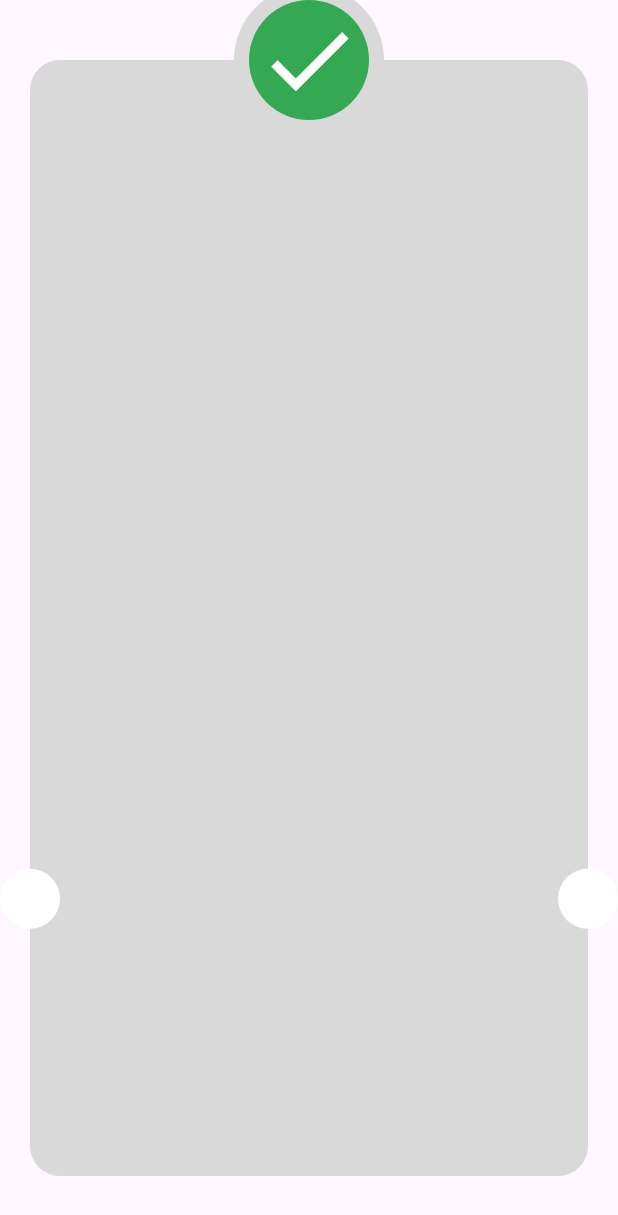
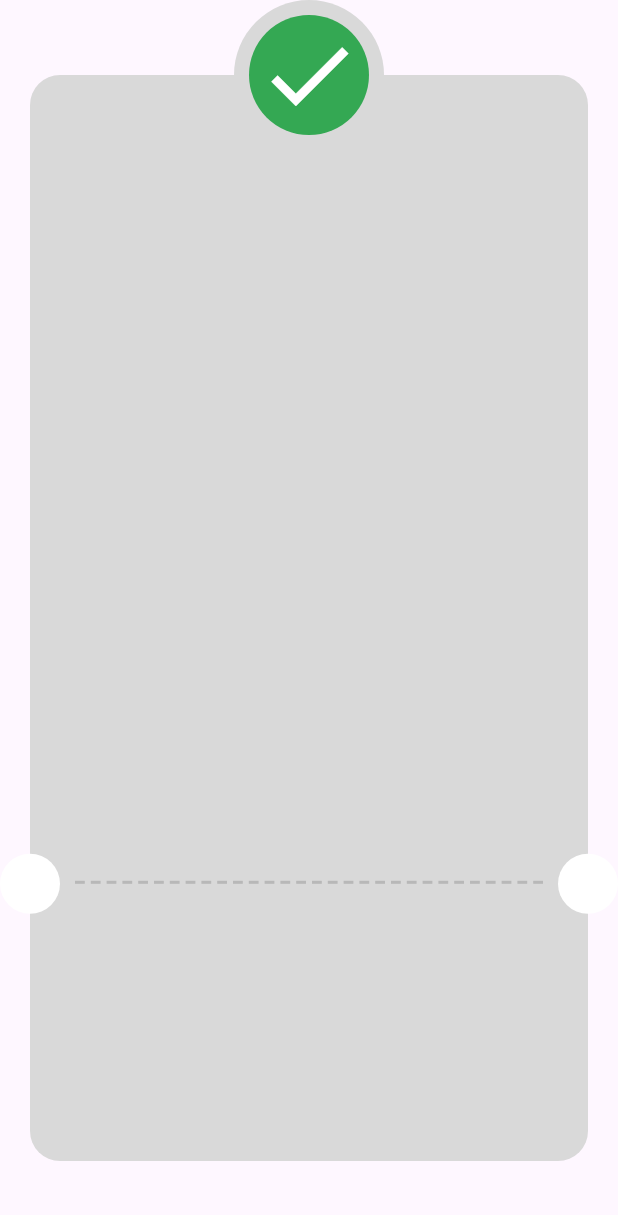
Before and after one commit to SalahYasser/checkout_payment_app, a Flutter app: the ThankYouView screen opened directly, on a phone screen of 412 x 824 dp. Shown: the top 1215 px of the screen. Run offline on Flutter 3.47's test engine with Material 3 defaults, Android fonts, the phone set to English and light mode, and no system bars; our stand-ins replace flutter_credit_card, flutter_svg.

Commit message:
add dashed line

```diff
--- a/lib/features/checkout/presentation/views/widgets/thank_you_view_body.dart
+++ b/lib/features/checkout/presentation/views/widgets/thank_you_view_body.dart
@@ -6,7 +6,7 @@ class ThankYouViewBody extends StatelessWidget {
   @override
   Widget build(BuildContext context) {
     return Padding(
-      padding: const EdgeInsets.symmetric(horizontal: 20, vertical: 40),
+      padding: const EdgeInsets.symmetric(horizontal: 20, vertical: 50),
       child: Stack(
         clipBehavior: Clip.none,
         children: [
@@ -15,6 +15,25 @@ class ThankYouViewBody extends StatelessWidget {
               color: Color(0xffD9D9D9),
               shape: RoundedRectangleBorder(
                 borderRadius: BorderRadius.circular(20),
+              ),
+            ),
+          ),
+          Positioned(
+            bottom: MediaQuery.sizeOf(context).height * 0.2 + 20,
+            left: 20 + 8,
+            right: 20 + 8,
+            child: Row(
+              children: List.generate(
+                30,
+                (index) => Expanded(
+                  child: Padding(
+                    padding: const EdgeInsets.symmetric(horizontal: 2),
+                    child: Container(
+                      color: Color(0xffB8B8B8),
+                      height: 2,
+                    ),
+                  ),
+                ),
               ),
             ),
           ),
```
